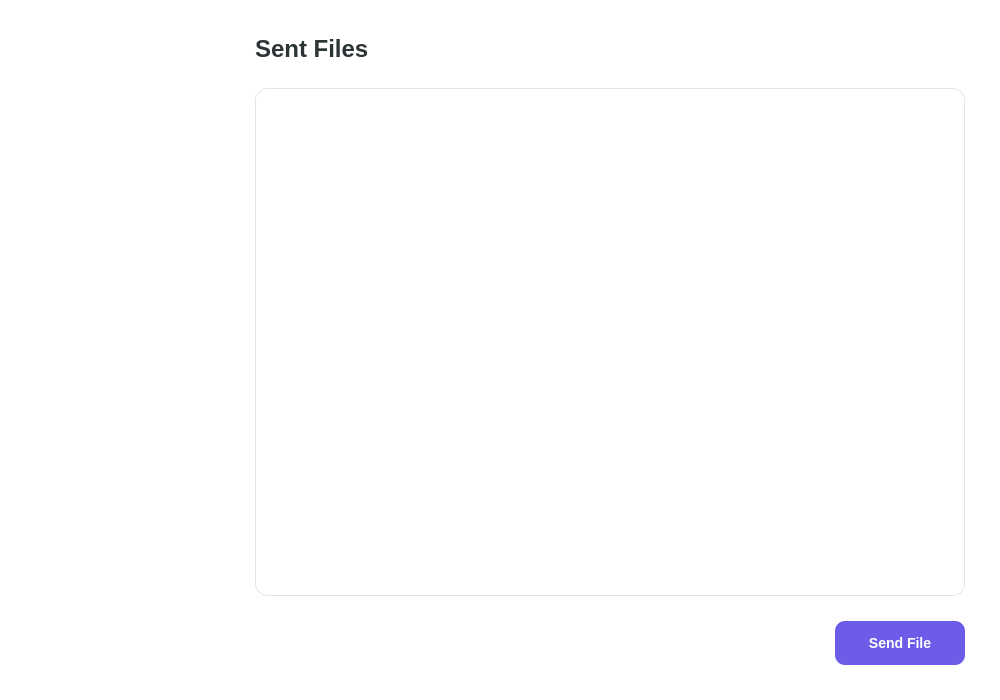
Old version of the form src/ui/windows/sent_dashboard/sent_dash.ui in the repository dylan-teehan-skc/Eastwood.
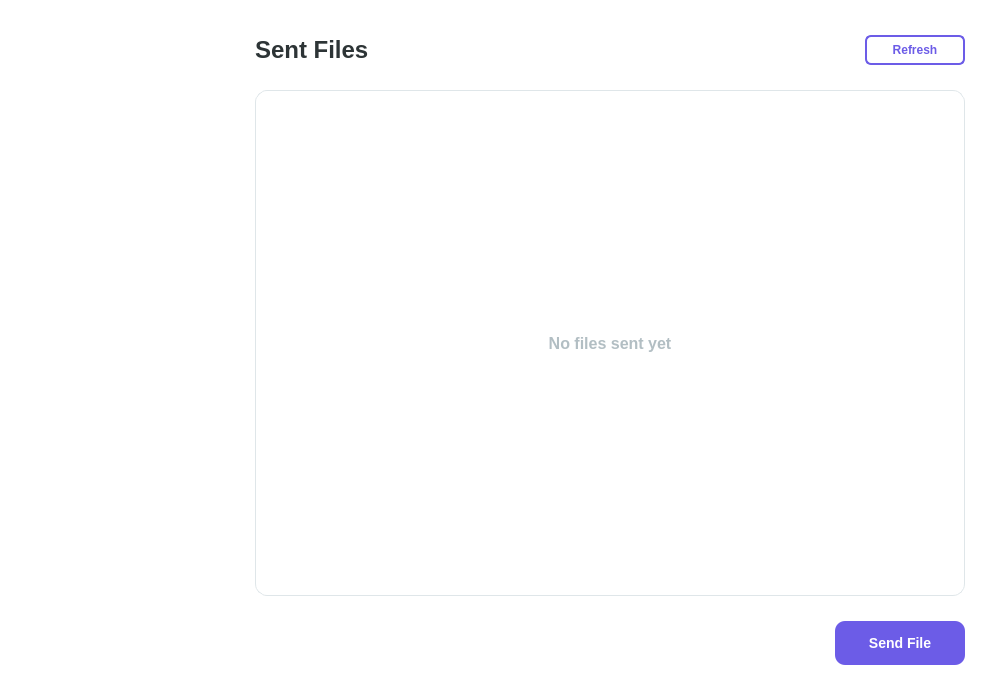
New version of the form. Custom widgets are drawn as their Qt base class.

Commit message:
Sent dash (#194)
* delete file flow from db

* UI-changes

* Merge

* asdfjasf

---------

```diff
--- a/src/ui/windows/sent_dashboard/sent_dash.ui
+++ b/src/ui/windows/sent_dashboard/sent_dash.ui
@@ -72,14 +72,60 @@
       <number>35</number>
      </property>
      <item>
-      <widget class="QLabel" name="pageTitle">
-       <property name="styleSheet">
-        <string notr="true">font-size: 24px; font-weight: bold; color: #2d3436;</string>
-       </property>
-       <property name="text">
-        <string>Sent Files</string>
-       </property>
-      </widget>
+      <layout class="QHBoxLayout" name="titleLayout">
+       <item>
+        <widget class="QLabel" name="pageTitle">
+         <property name="styleSheet">
+          <string notr="true">font-size: 24px; font-weight: bold; color: #2d3436;</string>
+         </property>
+         <property name="text">
+          <string>Sent Files</string>
+         </property>
+        </widget>
+       </item>
+       <item>
+        <spacer name="titleSpacer">
+         <property name="orientation">
+          <enum>Qt::Horizontal</enum>
+         </property>
+         <property name="sizeHint" stdset="0">
+          <size>
+           <width>40</width>
+           <height>20</height>
+          </size>
+         </property>
+        </spacer>
+       </item>
+       <item>
+        <widget class="QPushButton" name="refreshButton">
+         <property name="minimumSize">
+          <size>
+           <width>100</width>
+           <height>30</height>
+          </size>
+         </property>
+         <property name="styleSheet">
+          <string notr="true">QPushButton {
+  font-size: 12px;
+  font-weight: bold;
+  color: #6c5ce7;
+  background-color: white;
+  border: 2px solid #6c5ce7;
+  border-radius: 6px;
+}
+QPushButton:hover {
+  background-color: #f5f3ff;
+}
+QPushButton:pressed {
+  background-color: #eeeaff;
+}</string>
+         </property>
+         <property name="text">
+          <string>Refresh</string>
+         </property>
+        </widget>
+       </item>
+      </layout>
      </item>
      <item>
       <widget class="QListWidget" name="fileList">
@@ -134,6 +180,62 @@
        <property name="horizontalScrollMode">
         <enum>QAbstractItemView::ScrollPerPixel</enum>
        </property>
+       <layout class="QVBoxLayout" name="listLayout">
+        <property name="spacing">
+         <number>0</number>
+        </property>
+        <property name="leftMargin">
+         <number>0</number>
+        </property>
+        <property name="topMargin">
+         <number>0</number>
+        </property>
+        <property name="rightMargin">
+         <number>0</number>
+        </property>
+        <property name="bottomMargin">
+         <number>0</number>
+        </property>
+        <item>
+         <spacer name="verticalSpacer">
+          <property name="orientation">
+           <enum>Qt::Vertical</enum>
+          </property>
+          <property name="sizeHint" stdset="0">
+           <size>
+            <width>20</width>
+            <height>40</height>
+           </size>
+          </property>
+         </spacer>
+        </item>
+        <item>
+         <widget class="QLabel" name="noFilesLabel">
+          <property name="styleSheet">
+           <string notr="true">color: #b2bec3; font-size: 16px; font-weight: bold;</string>
+          </property>
+          <property name="text">
+           <string>No files sent yet</string>
+          </property>
+          <property name="alignment">
+           <set>Qt::AlignCenter</set>
+          </property>
+         </widget>
+        </item>
+        <item>
+         <spacer name="verticalSpacer_2">
+          <property name="orientation">
+           <enum>Qt::Vertical</enum>
+          </property>
+          <property name="sizeHint" stdset="0">
+           <size>
+            <width>20</width>
+            <height>40</height>
+           </size>
+          </property>
+         </spacer>
+        </item>
+       </layout>
       </widget>
      </item>
      <item>
```
The commit also changes 11 other files.
